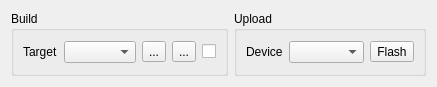
Above: sw/supervision/python/ui/ui_build.ui from paparazzi/paparazzi before the change. Below: the same form after it.
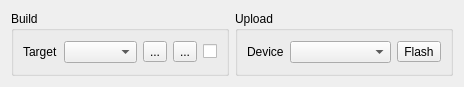
That is the form after the change. Icons and pictures are not drawn.

```diff
--- a/sw/supervision/python/ui/ui_build.ui
+++ b/sw/supervision/python/ui/ui_build.ui
@@ -6,7 +6,7 @@
    <rect>
     <x>0</x>
     <y>0</y>
-    <width>437</width>
+    <width>464</width>
     <height>87</height>
    </rect>
   </property>
```
Left out of the diff: 18 changed lines with no effect on the pictures.
